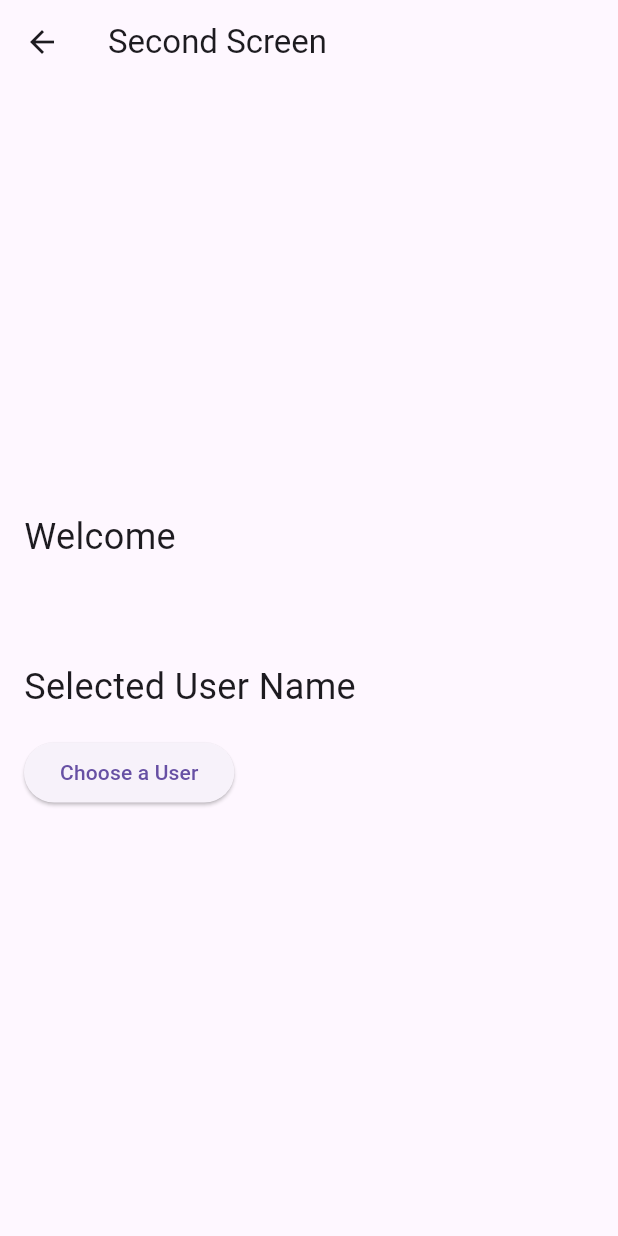
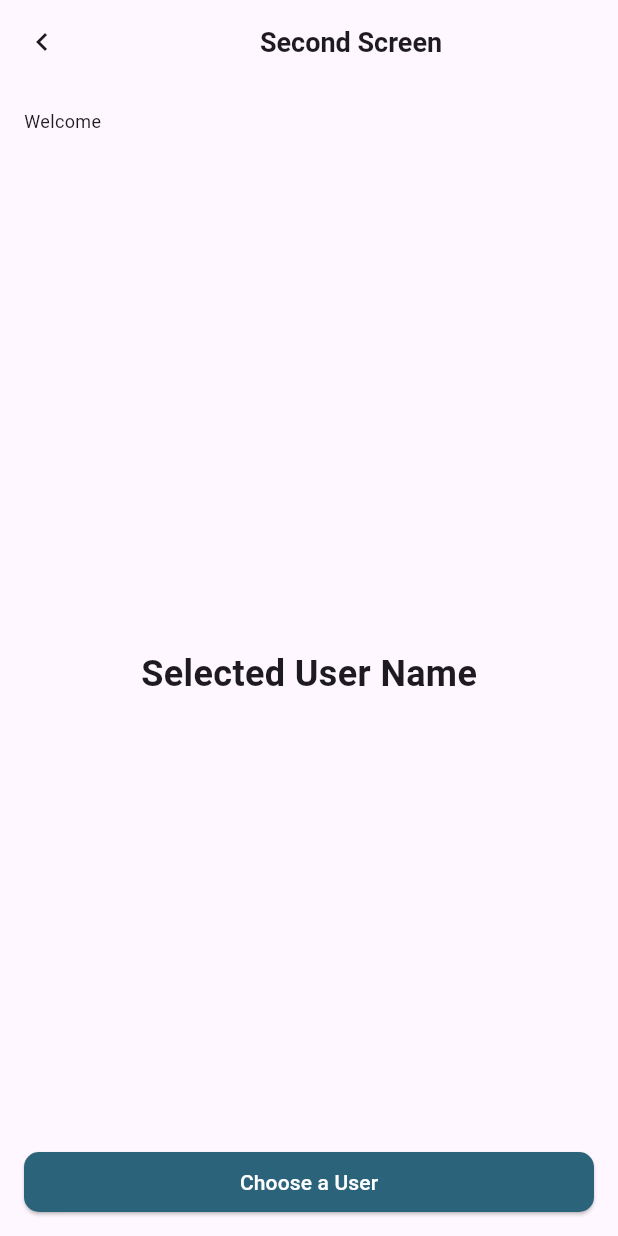
Before and after one commit to Fauzi3007/suitmediatest, a Flutter app: the screen it shows after launch, after a tap on "NEXT", on a phone screen of 412 x 824 dp. Run offline on Flutter 3.47's test engine with Material 3 defaults, Android fonts, the phone set to English and light mode, and no system bars; network calls fail.

Commit message:
fix sizing

```diff
--- a/lib/main.dart
+++ b/lib/main.dart
@@ -18,6 +18,7 @@ class MyApp extends StatelessWidget {
   @override
   Widget build(BuildContext context) {
     return MaterialApp(
+      debugShowCheckedModeBanner: false,
       title: 'Flutter Demo',
       home: FirstScreen(),
     );
--- a/lib/pages/first_screen.dart
+++ b/lib/pages/first_screen.dart
@@ -1,3 +1,5 @@
+// ignore_for_file: sized_box_for_whitespace
+
 import 'package:flutter/material.dart';
 import 'package:provider/provider.dart';
 import 'package:suitmedia_test/app_state.dart';
@@ -12,63 +14,152 @@ class FirstScreen extends StatelessWidget {
   @override
   Widget build(BuildContext context) {
     return Scaffold(
-      body: Padding(
+      body: Stack(
+        children: [
+          Positioned.fill(
+            child: Image.asset(
+              'lib/images/bg.png',
+              fit: BoxFit.cover,
+            ),
+          ),
+          Padding(
             padding: const EdgeInsets.all(16.0),
             child: Column(
               mainAxisAlignment: MainAxisAlignment.center,
               children: [
-            TextField(
+                Positioned(
+                  top: 16,
+                  right: 16,
+                  child: Container(
+                    width: 116,
+                    height: 116,
+                    decoration: BoxDecoration(
+                      color: Colors.white.withOpacity(0.5),
+                      shape: BoxShape.circle,
+                    ),
+                    child: Center(
+                      child: Icon(
+                        Icons.person_add_alt_1,
+                        size: 40,
+                        color: Colors.white.withOpacity(0.7),
+                      ),
+                    ),
+                  ),
+                ),
+                const SizedBox(height: 50),
+                Container(
+                  width: double.infinity,
+                  height: 45,
+                  child: TextField(
                     controller: nameController,
                     decoration: InputDecoration(
-                labelText: 'Name',
-                border: OutlineInputBorder(),
+                      hintText: 'Name',
+                      hintStyle: const TextStyle(color: Colors.black26),
+                      filled: true,
+                      fillColor: Colors.white,
+                      border: OutlineInputBorder(
+                        borderRadius: BorderRadius.circular(10),
+                      ),
                     ),
                     onChanged: (value) {
                       context.read<AppState>().setName(value);
                     },
                   ),
-            SizedBox(height: 16),
-            TextField(
+                ),
+                const SizedBox(height: 16),
+                Container(
+                  width: double.infinity,
+                  height: 45,
+                  child: TextField(
                     controller: palindromeController,
                     decoration: InputDecoration(
-                labelText: 'Palindrome',
-                border: OutlineInputBorder(),
+                      hintText: 'Palindrome',
+                      hintStyle: const TextStyle(color: Colors.black26),
+                      filled: true,
+                      fillColor: Colors.white,
+                      border: OutlineInputBorder(
+                        borderRadius: BorderRadius.circular(10),
                       ),
                     ),
-            SizedBox(height: 16),
-            ElevatedButton(
+                  ),
+                ),
+                const SizedBox(height: 50),
+                Container(
+                  width: double.infinity,
+                  height: 45,
+                  child: ElevatedButton(
+                    style: ElevatedButton.styleFrom(
+                      backgroundColor: const Color(0xFF2B637B),
+                      shape: RoundedRectangleBorder(
+                        borderRadius: BorderRadius.circular(10),
+                      ),
+                    ),
                     onPressed: () {
+                      if (palindromeController.text.isNotEmpty) {
                         context
                             .read<AppState>()
                             .checkPalindrome(palindromeController.text);
-                bool isPalindrome = context.read<AppState>().isPalindrome;
+                        bool isPalindrome =
+                            context.read<AppState>().isPalindrome;
                         showDialog(
                           context: context,
                           builder: (context) {
                             return AlertDialog(
-                      content:
-                          Text(isPalindrome ? 'Palindrome' : 'Not Palindrome'),
+                              content: Text(isPalindrome
+                                  ? 'isPalindrome'
+                                  : 'Not Palindrome'),
                             );
                           },
                         );
+                      } else {
+                        showDialog(
+                          context: context,
+                          builder: (context) {
+                            return const AlertDialog(
+                              content: Text('Palindrome input empty'),
+                            );
                           },
-              child: Text('CHECK'),
+                        );
+                      }
+                    },
+                    child: const Text('CHECK',
+                        style: TextStyle(
+                          fontSize: 14,
+                          color: Colors.white,
+                        )),
                   ),
-            SizedBox(height: 16),
-            ElevatedButton(
+                ),
+                const SizedBox(height: 16),
+                Container(
+                  width: double.infinity,
+                  height: 45,
+                  child: ElevatedButton(
+                    style: ElevatedButton.styleFrom(
+                      backgroundColor: const Color(0xFF2B637B),
+                      shape: RoundedRectangleBorder(
+                        borderRadius: BorderRadius.circular(10),
+                      ),
+                    ),
                     onPressed: () {
                       Navigator.push(
                         context,
                         MaterialPageRoute(
-                    builder: (context) => SecondScreen(),
+                          builder: (context) => const SecondScreen(),
                         ),
                       );
                     },
-              child: Text('NEXT'),
+                    child: const Text('NEXT',
+                        style: TextStyle(
+                          fontSize: 14,
+                          color: Colors.white,
+                        )),
+                  ),
                 ),
               ],
             ),
           ),
+        ],
+      ),
     );
   }
 }
--- a/lib/pages/second_screen.dart
+++ b/lib/pages/second_screen.dart
@@ -1,9 +1,13 @@
+// ignore_for_file: sized_box_for_whitespace
+
 import 'package:flutter/material.dart';
 import 'package:provider/provider.dart';
 import 'package:suitmedia_test/app_state.dart';
 import 'package:suitmedia_test/pages/third_screen.dart';
 
 class SecondScreen extends StatelessWidget {
+  const SecondScreen({super.key});
+
   @override
   Widget build(BuildContext context) {
     final name = context.watch<AppState>().name;
@@ -11,26 +15,59 @@ class SecondScreen extends StatelessWidget {
 
     return Scaffold(
       appBar: AppBar(
-        title: Text('Second Screen'),
+        leading: IconButton(
+          icon: const Icon(Icons.chevron_left),
+          onPressed: () {
+            Navigator.pop(context);
+          },
+        ),
+        title: const Center(
+          child: Text(
+            'Second Screen',
+            style: TextStyle(fontSize: 18, fontWeight: FontWeight.bold),
+          ),
+        ),
       ),
       body: Padding(
         padding: const EdgeInsets.all(16.0),
         child: Column(
-          mainAxisAlignment: MainAxisAlignment.center,
           crossAxisAlignment: CrossAxisAlignment.start,
           children: [
-            Text('Welcome', style: TextStyle(fontSize: 24)),
-            SizedBox(height: 16),
-            Text(name, style: TextStyle(fontSize: 24)),
-            SizedBox(height: 16),
-            Text(selectedUserName, style: TextStyle(fontSize: 24)),
-            SizedBox(height: 16),
-            ElevatedButton(
+            const Text('Welcome', style: TextStyle(fontSize: 12)),
+            Text(
+              name,
+              style: const TextStyle(
+                fontSize: 18,
+                fontWeight: FontWeight.bold,
+              ),
+            ),
+            const SizedBox(height: 16),
+            // Expanded widget with centered selectedUserName
+            Expanded(
+              child: Center(
+                child: Text(
+                  selectedUserName,
+                  style: const TextStyle(
+                      fontSize: 24, fontWeight: FontWeight.bold),
+                ),
+              ),
+            ),
+            // Button at the bottom
+            Container(
+              width: double.infinity,
+              height: 40,
+              child: ElevatedButton(
+                style: ElevatedButton.styleFrom(
+                  backgroundColor: const Color(0xFF2B637B),
+                  shape: RoundedRectangleBorder(
+                    borderRadius: BorderRadius.circular(10),
+                  ),
+                ),
                 onPressed: () async {
                   final result = await Navigator.push(
                     context,
                     MaterialPageRoute(
-                    builder: (context) => ThirdScreen(),
+                      builder: (context) => const ThirdScreen(),
                     ),
                   );
 
@@ -38,7 +75,14 @@ class SecondScreen extends StatelessWidget {
                     context.read<AppState>().setSelectedUserName(result);
                   }
                 },
-              child: Text('Choose a User'),
+                child: const Text(
+                  'Choose a User',
+                  style: TextStyle(
+                    fontSize: 14,
+                    color: Colors.white,
+                  ),
+                ),
+              ),
             ),
           ],
         ),
--- a/lib/pages/third_screen.dart
+++ b/lib/pages/third_screen.dart
@@ -6,6 +6,8 @@ import 'dart:convert';
 import 'package:suitmedia_test/app_state.dart';
 
 class ThirdScreen extends StatefulWidget {
+  const ThirdScreen({super.key});
+
   @override
   _ThirdScreenState createState() => _ThirdScreenState();
 }
@@ -45,9 +47,19 @@ class _ThirdScreenState extends State<ThirdScreen> {
 
     return Scaffold(
       appBar: AppBar(
-        title: Text('Third Screen'),
+        leading: IconButton(
+          icon: const Icon(Icons.chevron_left),
+          onPressed: () {
+            Navigator.pop(context); // Go back to the previous screen
+          },
         ),
-      body: RefreshIndicator(
+        title: const Center(
+            child: Text('Third Screen',
+                style: TextStyle(fontSize: 18, fontWeight: FontWeight.bold))),
+      ),
+      body: Padding(
+        padding: const EdgeInsets.all(16.0),
+        child: RefreshIndicator(
           onRefresh: () async {
             setState(() {
               page = 1;
@@ -59,23 +71,35 @@ class _ThirdScreenState extends State<ThirdScreen> {
             itemCount: users.length + 1,
             itemBuilder: (context, index) {
               if (index == users.length) {
-              if (isLoading) return Center(child: CircularProgressIndicator());
-              return SizedBox.shrink();
+                if (isLoading) {
+                  return const Center(child: CircularProgressIndicator());
+                }
+                return const SizedBox.shrink();
               }
               return ListTile(
                 leading: CircleAvatar(
                   backgroundImage: NetworkImage(users[index]['avatar']),
+                  radius: 49,
                 ),
                 title: Text(
-                  '${users[index]['first_name']} ${users[index]['last_name']}'),
-              subtitle: Text(users[index]['email']),
+                  '${users[index]['first_name']} ${users[index]['last_name']}',
+                  style: const TextStyle(
+                      fontSize: 16, fontWeight: FontWeight.bold),
+                ),
+                subtitle: Text(users[index]['email'],
+                    style: const TextStyle(fontSize: 10)),
                 onTap: () {
-                Navigator.pop(context, users[index]['first_name']);
+                  Navigator.pop(
+                      context,
+                      users[index]['first_name'] +
+                          ' ' +
+                          users[index]['last_name']);
                 },
               );
             },
           ),
         ),
+      ),
     );
   }
 }
--- a/pubspec.yaml
+++ b/pubspec.yaml
@@ -61,9 +61,9 @@ flutter:
   uses-material-design: true
 
   # To add assets to your application, add an assets section, like this:
-  # assets:
-  #   - images/a_dot_burr.jpeg
-  #   - images/a_dot_ham.jpeg
+  assets:
+    - lib/images/bg.png
+
 
   # An image asset can refer to one or more resolution-specific "variants", see
   # https://flutter.dev/assets-and-images/#resolution-aware
```
Also changed, not shown: lib/images/bg.png (added). Lines whose indentation alone changed are shown as unchanged.
